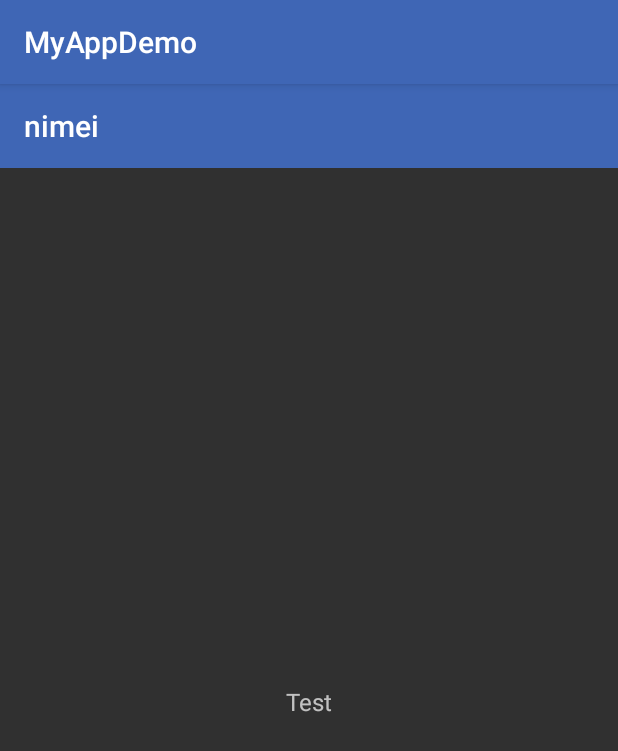
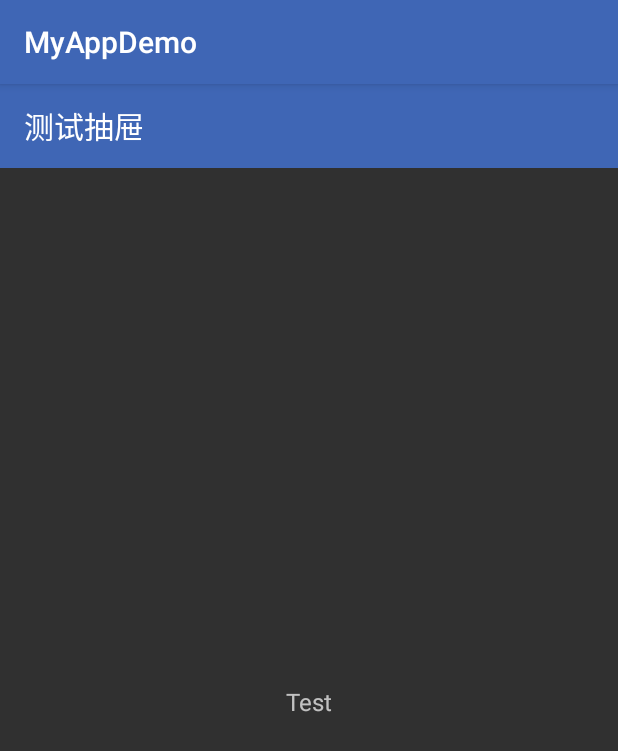
Before and after one commit to lonaever/MyApp, an Android app: the DrawerActivity screen opened directly, with no data from a screen before it, on a phone screen of 412 x 824 dp. Shown: the top 751 px of the screen. Run offline under Robolectric (Android 15) with nearby library versions, the phone set to English and light mode, and no system bars; our stand-ins replace ButterKnife; libraries missing offline, so code that uses them is left out: com.github.johnpersano.supertoasts, com.mikepenz.materialdrawer, uk.co.chrisjenx; Roboto replaces fonts that are not available here; 2 statements that could not run were skipped.

Commit message:
toolbar的title要提前设置

```diff
--- a/Sample/src/main/java/com/xtkj/testnewsframe/page/drawer/DrawerActivity.java
+++ b/Sample/src/main/java/com/xtkj/testnewsframe/page/drawer/DrawerActivity.java
@@ -26,9 +26,11 @@ public class DrawerActivity extends LActivity {
         setContentView(R.layout.activity_drawer);
         ButterKnife.bind(this);
 
+        toolbar.setTitle("测试抽屉");
+
         setSupportActionBar(toolbar);
 
-        toolbar.setTitle("nimei");
+
 
         //自定义容器的位置
 
```
